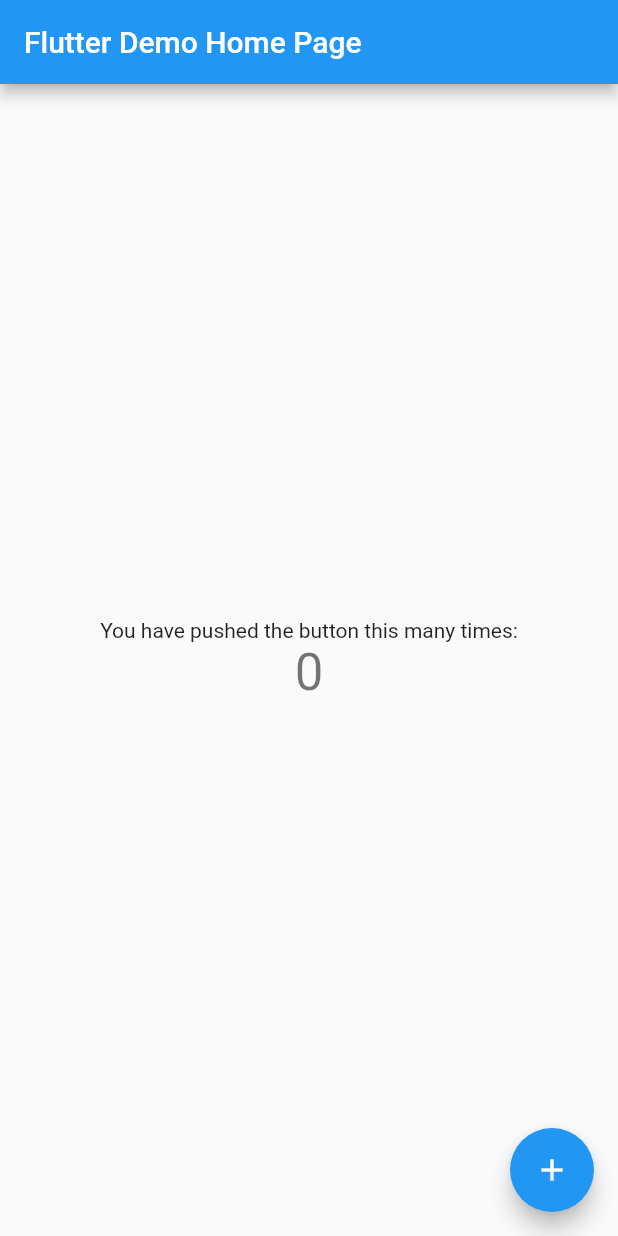
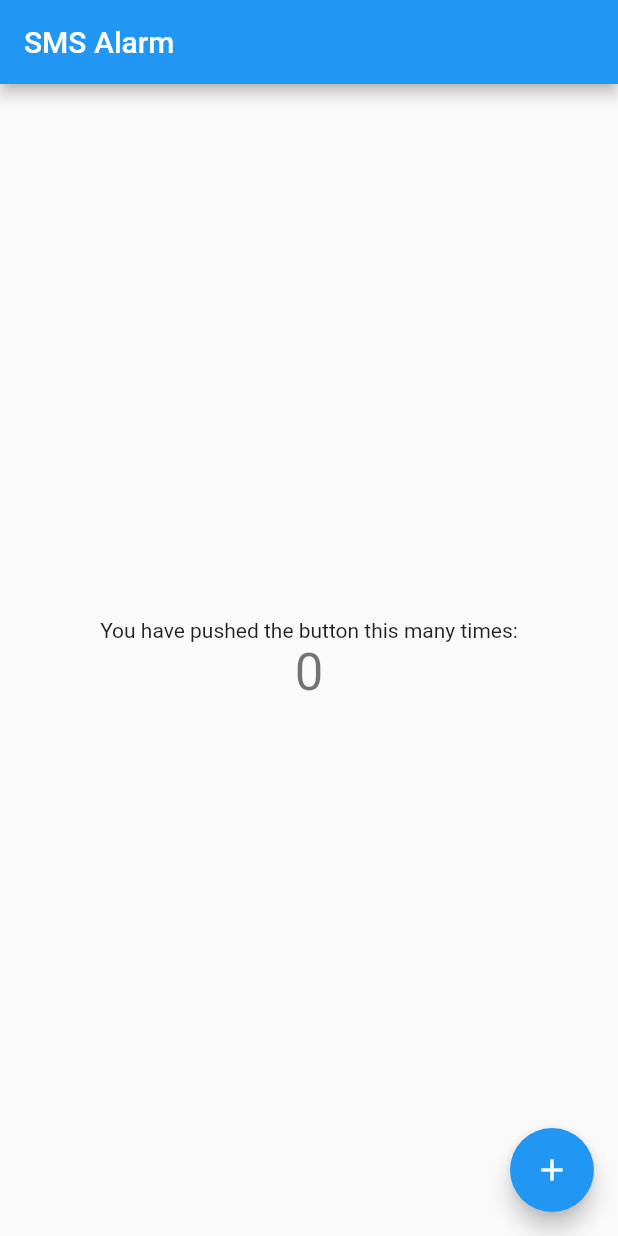
Before and after one commit to LuisRGameloft/sms_alarm_flutter, a Flutter app: the screen it shows after launch, on a phone screen of 412 x 824 dp. Run offline on Flutter 3.47's test engine with Material 2 defaults, Android fonts, the phone set to English and light mode, and no system bars.

Commit message:
*update project's name

```diff
--- a/lib/main.dart
+++ b/lib/main.dart
@@ -7,7 +7,7 @@ class MyApp extends StatelessWidget {
   @override
   Widget build(BuildContext context) {
     return MaterialApp(
-      title: 'Flutter Demo',
+      title: 'SMS Alarm',
       theme: ThemeData(
         // This is the theme of your application.
         //
@@ -20,7 +20,7 @@ class MyApp extends StatelessWidget {
         // is not restarted.
         primarySwatch: Colors.blue,
       ),
-      home: MyHomePage(title: 'Flutter Demo Home Page'),
+      home: MyHomePage(title: 'SMS Alarm'),
     );
   }
 }
```
